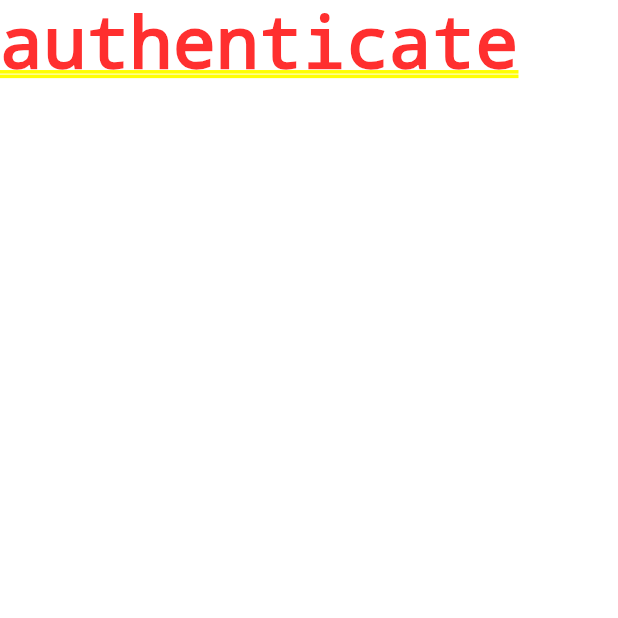
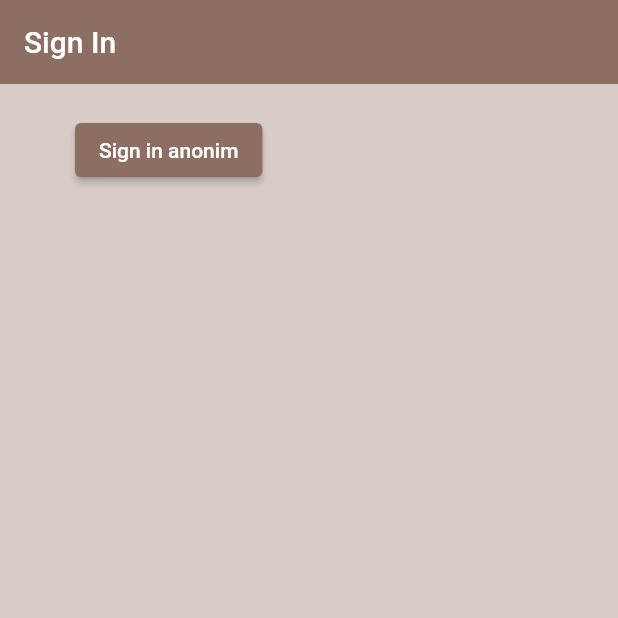
Before and after one commit to habibfr/Aplikasi-Flutter, a Flutter app: the screen it shows after launch, on a phone screen of 412 x 824 dp, the top half of it. Run offline on Flutter 3.47's test engine with Material 2 defaults, Android fonts, the phone set to English and light mode, and no system bars; our stand-ins replace firebase_auth, firebase_core, flutter_spinkit; accounts and stored records are empty.

Commit message:
anomin login

```diff
--- a/brew_project/lib/main.dart
+++ b/brew_project/lib/main.dart
@@ -1,7 +1,10 @@
 import 'package:brew_project/screens/wrapper.dart';
 import 'package:flutter/material.dart';
+import 'package:firebase_core/firebase_core.dart';
 
-void main() {
+Future<void> main() async {
+  WidgetsFlutterBinding.ensureInitialized();
+  await Firebase.initializeApp();
   runApp(myApp());
 }
 
--- a/brew_project/lib/screens/authenticate/authenticate.dart
+++ b/brew_project/lib/screens/authenticate/authenticate.dart
@@ -1,3 +1,4 @@
+import 'package:brew_project/screens/authenticate/sign_in.dart';
 import 'package:flutter/material.dart';
 
 class Authenticate extends StatefulWidget {
@@ -11,7 +12,7 @@ class _AuthenticateState extends State<Authenticate> {
   @override
   Widget build(BuildContext context) {
     return Container(
-      child: Text('authenticate'),
+      child: SigIn(),
     );
   }
 }
--- /dev/null
+++ b/brew_project/lib/screens/authenticate/sign_in.dart
@@ -0,0 +1,43 @@
+import 'package:brew_project/screens/services/auth.dart';
+import 'package:flutter/material.dart';
+
+class SigIn extends StatefulWidget {
+  const SigIn({super.key});
+
+  @override
+  State<SigIn> createState() => _SigInState();
+}
+
+class _SigInState extends State<SigIn> {
+  final AuthService _auth = AuthService();
+
+  @override
+  Widget build(BuildContext context) {
+    return Scaffold(
+      backgroundColor: Colors.brown[100],
+      appBar: AppBar(
+        title: Text("Sign In"),
+        elevation: 0.0,
+        backgroundColor: Colors.brown[400],
+      ),
+      body: Container(
+        padding: EdgeInsets.symmetric(vertical: 20.0, horizontal: 50.0),
+        child: ElevatedButton(
+          child: Text('Sign in anonim'),
+          onPressed: () async {
+            dynamic result = await _auth.signInAnonim();
+            if (result == null) {
+              print("error");
+            } else {
+              print("sign in");
+              print(result);
+            }
+          },
+          style: ElevatedButton.styleFrom(
+            backgroundColor: Colors.brown[400],
+          ),
+        ),
+      ),
+    );
+  }
+}
--- a/brew_project/lib/screens/home/home.dart
+++ b/brew_project/lib/screens/home/home.dart
@@ -1,6 +1,4 @@
 import 'package:flutter/material.dart';
-import 'package:flutter/src/widgets/framework.dart';
-import 'package:flutter/src/widgets/placeholder.dart';
 
 class Home extends StatelessWidget {
   const Home({super.key});
```
Also changed, not shown: 1 other file.
